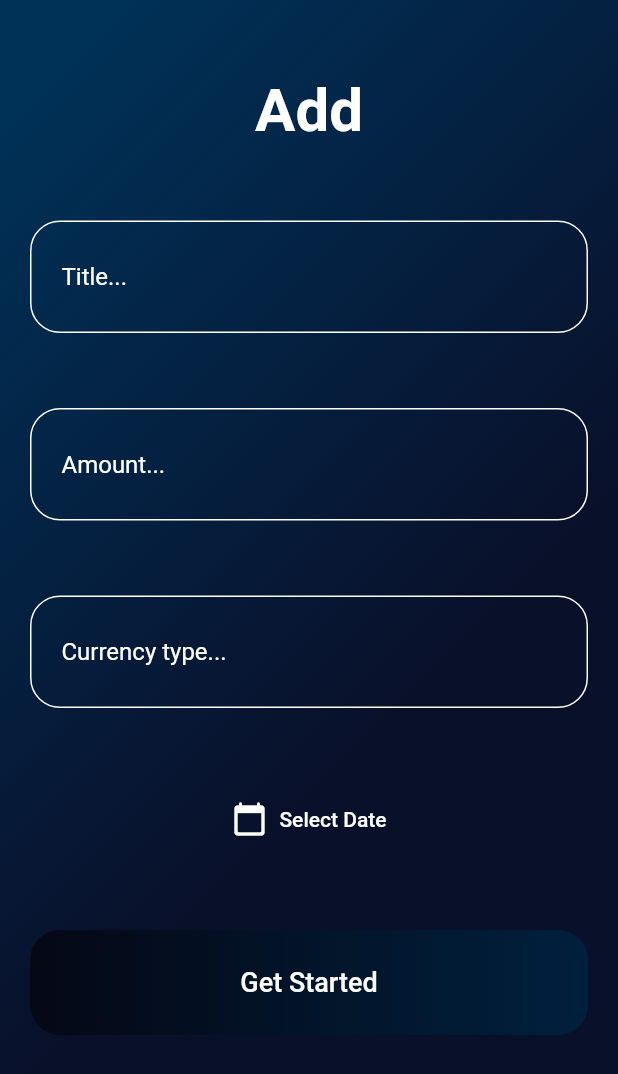
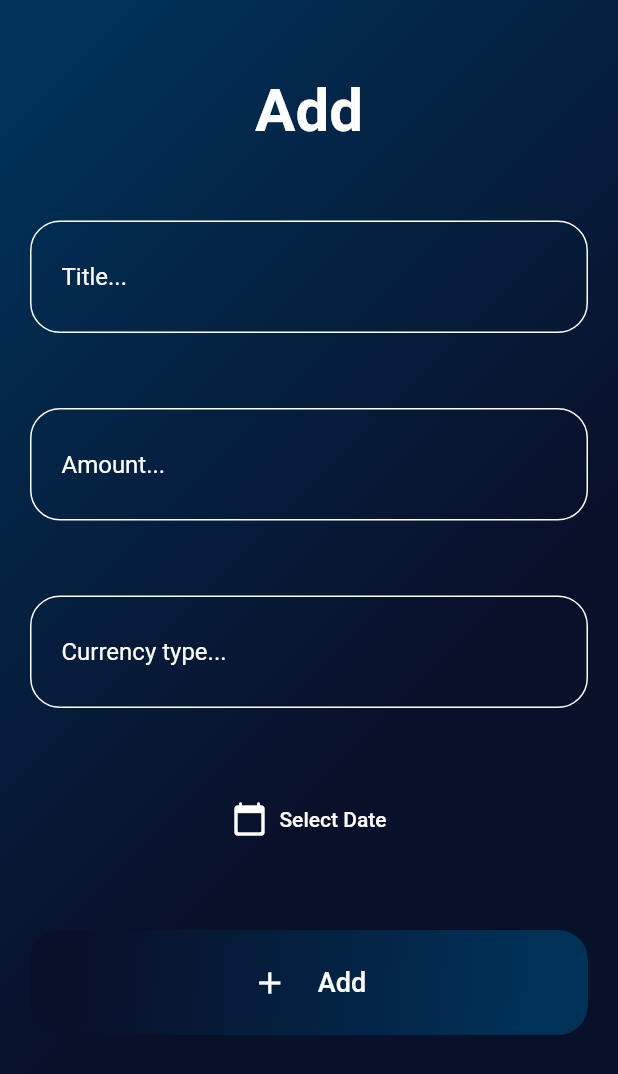
Before and after one commit to adhnanshereef/Outlay, a Flutter app: the Add screen opened directly, on a phone screen of 412 x 824 dp. Shown: the top 1074 px of the screen. Run offline on Flutter 3.47's test engine with Material 2 defaults, Android fonts, the phone set to English and light mode, and no system bars; our stand-ins replace hive_flutter, shared_preferences; accounts and stored records are empty.

Commit message:
Outlay Docs done

```diff
--- a/lib/screens/home/home.dart
+++ b/lib/screens/home/home.dart
@@ -114,7 +114,7 @@ class _HomeState extends State<Home> {
                       .push(MaterialPageRoute(builder: (ctx) => const Add()));
                 },
                 child: const Icon(Icons.add),
-                backgroundColor: const Color(0xFF003157),
+                backgroundColor: const Color(0xFF09102a),
               )
             : null,
         bottomNavigationBar: BottomNavigationBar(
--- a/lib/screens/home/pages/views/add.dart
+++ b/lib/screens/home/pages/views/add.dart
@@ -133,7 +133,18 @@ class Add extends StatelessWidget {
                 height: 50,
               ),
               TextButton.icon(
-                onPressed: () {},
+                onPressed: () async {
+                  final _selectedDateTemp = await showDatePicker(
+                    context: context,
+                    initialDate: DateTime.now(),
+                    firstDate:
+                        DateTime.now().subtract(const Duration(days: 365)),
+                    lastDate: DateTime.now(),
+                  );
+                  if (_selectedDateTemp == null) {
+                    return;
+                  }
+                },
                 icon: const Icon(
                   Icons.calendar_today_rounded,
                   color: Colors.white,
@@ -152,18 +163,14 @@ class Add extends StatelessWidget {
                 decoration: BoxDecoration(
                   gradient: const LinearGradient(
                     stops: [
-                      -0.056,
-                      -0.056,
-                      -0.055,
-                      1.1,
+                      0.10,
+                      0.90,
                     ],
-                    begin: Alignment.centerLeft,
+                    begin: Alignment.topLeft,
                     end: Alignment.centerRight,
                     colors: [
-                      Color(0xFF081521),
-                      Color(0xFF000000),
-                      Color(0xFF050815),
-                      Color(0xFF00203d),
+                      Color(0xFF09102a),
+                      Color(0xFF003157),
                     ],
                   ),
                   borderRadius: BorderRadius.circular(20),
@@ -181,13 +188,21 @@ class Add extends StatelessWidget {
                     shadowColor: MaterialStateProperty.all(Colors.transparent),
                   ),
                   onPressed: () {},
-                  child: const Text(
-                    'Get Started',
-                    style: TextStyle(
-                      fontSize: 18,
-                      // fontWeight: FontWeight.w700,
-                      color: Colors.white,
-                    ),
+                  child: Row(
+                    mainAxisAlignment: MainAxisAlignment.center,
+                    children: const [
+                      Icon(Icons.add),
+                      SizedBox(
+                        width: 20,
+                      ),
+                      Text(
+                        'Add',
+                        style: TextStyle(
+                          fontSize: 18,
+                          color: Colors.white,
+                        ),
+                      ),
+                    ],
                   ),
                 ),
               ),
```
Also changed, not shown: lib/main.dart (+15 -2 lines), 1 other file.
